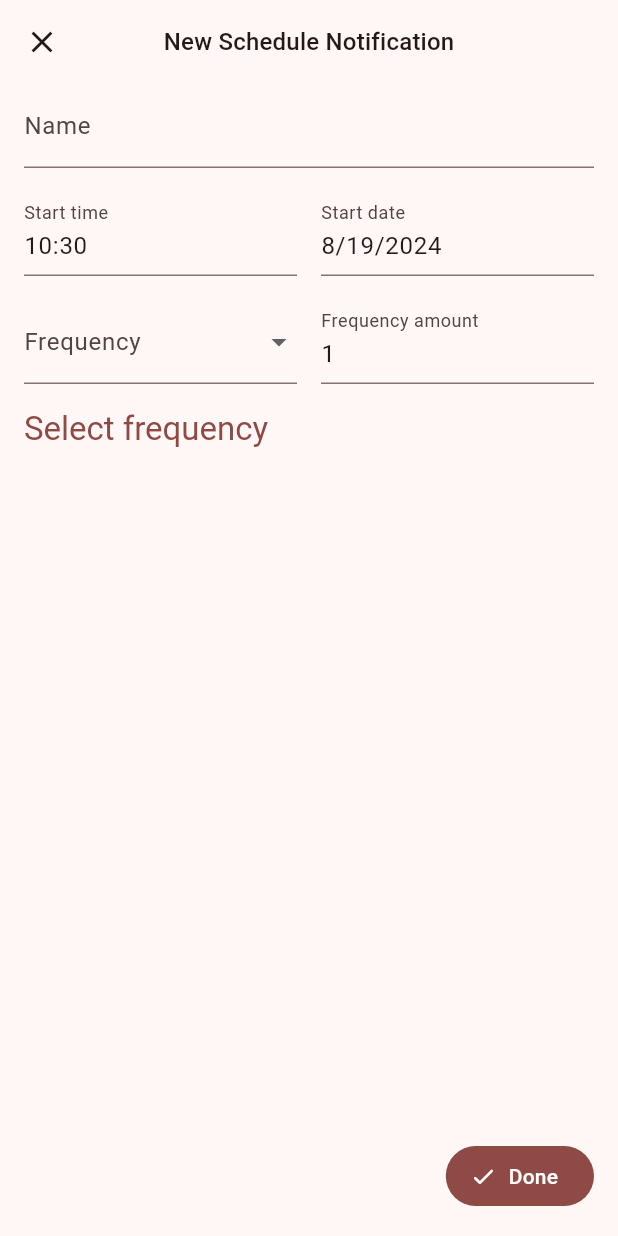
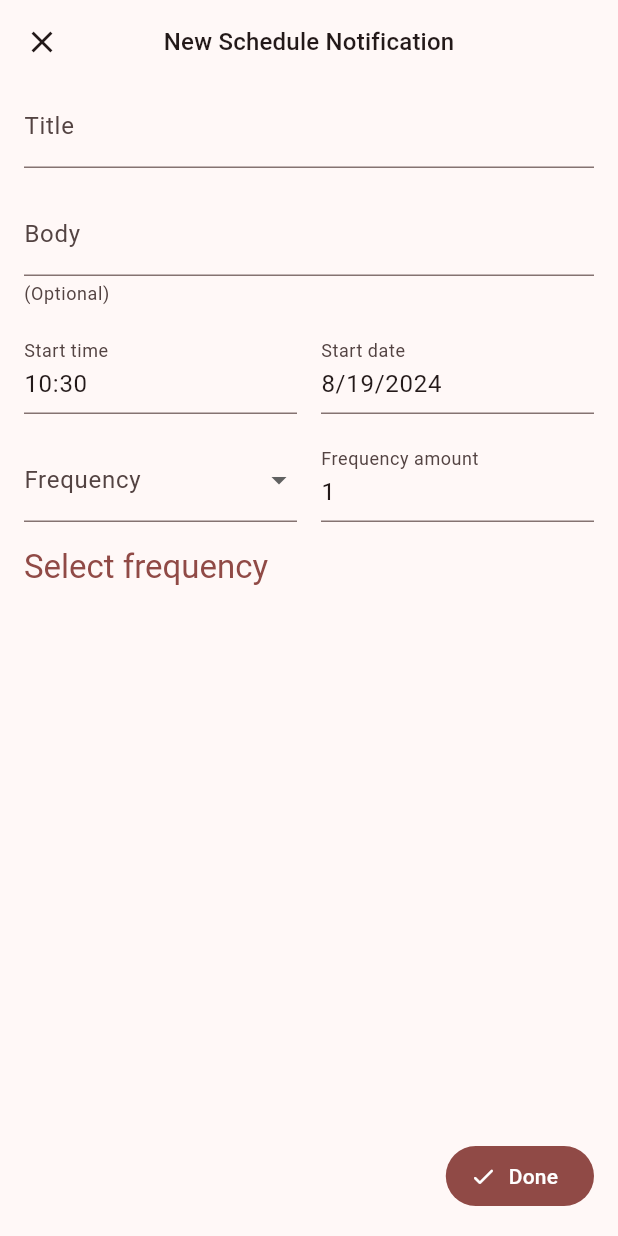
Before and after one commit to adlerbn/reminder-flutter, a Flutter app: the CreateScheduleNotificationPage screen opened directly, on a phone screen of 412 x 824 dp. Run offline on Flutter 3.47's test engine with Material 3 defaults, Android fonts, the phone set to English and light mode, and no system bars; our stand-ins replace awesome_notifications, flutter_bloc, freezed_annotation, get_it, injectable, logger and 2 more; accounts and stored records are empty.

Commit message:
Fixing notification logic for handling schedules - Added new logic that show each notification created next notification - Added body and title for notification entity

```diff
--- a/lib/core/db/database.dart
+++ b/lib/core/db/database.dart
@@ -17,7 +17,8 @@ Future<void> initializeDatabase() async {
         '''
         CREATE TABLE notifications(
         id INTEGER PRIMARY KEY,
-        name TEXT,
+        title TEXT,
+        body TEXT,
         startDate TEXT,
         frequencyType TEXT,
         frequencyAmount INTEGER
--- a/lib/models/notification_entity_model.dart
+++ b/lib/models/notification_entity_model.dart
@@ -8,7 +8,8 @@ part 'notification_entity_model.g.dart';
 sealed class NotificationEntityModel with _$NotificationEntityModel {
   factory NotificationEntityModel({
     int? id,
-    required String name,
+    required String title,
+    String? body,
     required DateTime startDate,
     required FrequencyType frequencyType,
     required int frequencyAmount,
@@ -16,4 +17,30 @@ sealed class NotificationEntityModel with _$NotificationEntityModel {
 
   factory NotificationEntityModel.fromJson(Map<String, dynamic> json) =>
       _$NotificationEntityModelFromJson(json);
+
+  factory NotificationEntityModel.fromMap(Map<String, String?> map) {
+    return NotificationEntityModel(
+      id: int.tryParse(map['id'] ?? ''),
+      title: map['title'] ?? '',
+      body: map['body'] ?? '',
+      startDate: DateTime.tryParse(map['startDate'] ?? '') ?? DateTime.now(),
+      frequencyType: FrequencyTypeMapper.mapFromString(map['frequencyType']),
+      frequencyAmount: int.tryParse(map['frequencyAmount'] ?? '') ?? 0,
+    );
+  }
 }
+
+extension NotificationEntityModelExtension on NotificationEntityModel {
+  Map<String, String?> toMap() {
+    return {
+      'id': '$id',
+      'title': title,
+      'body': body,
+      'startDate': startDate.toIso8601String(),
+      'frequencyType': frequencyType.name,
+      'frequencyAmount': frequencyAmount.toString(),
+    };
+  }
+
+  int get interval => frequencyAmount * frequencyType.toSeconds();
+}
--- a/lib/pages/home/presentation/home_page.dart
+++ b/lib/pages/home/presentation/home_page.dart
@@ -33,7 +33,7 @@ class HomePage extends StatelessWidget {
       onTap: () =>
           Navigator.of(context).pushNamed('/schedule-notification-page'),
       title: const Text("Schedule Notification"),
-      leading: const Icon(Icons.notifications),
+      leading: const Icon(Icons.access_time_filled),
       trailing: const Icon(Icons.chevron_right_rounded),
     );
   }
--- a/lib/pages/schedule_notification/bloc/create/create_notification_bloc.dart
+++ b/lib/pages/schedule_notification/bloc/create/create_notification_bloc.dart
@@ -23,18 +23,26 @@ class CreateScheduleNotificationBloc extends Bloc<
     this.service,
     this.manager,
   ) : super(CreateScheduleNotificationState.init()) {
-    on<ChangeName>(_changeNameEvent);
+    on<ChangeTitle>(_changeTitleEvent);
+    on<ChangeBody>(_changeBodyEvent);
     on<ChangeStartDate>(_changeStartDateEvent);
     on<ChangeFrequencyType>(_changeFrequencyTypeEvent);
     on<ChangeFrequencyAmount>(_changeFrequencyAmountEvent);
     on<SaveNotification>(_saveEvent);
   }
 
-  FutureOr _changeNameEvent(
-    ChangeName event,
+  FutureOr _changeTitleEvent(
+    ChangeTitle event,
     Emitter<CreateScheduleNotificationState> emit,
   ) async {
-    emit(state.copyWith(name: event.name));
+    emit(state.copyWith(title: event.title));
+  }
+
+  FutureOr _changeBodyEvent(
+    ChangeBody event,
+    Emitter<CreateScheduleNotificationState> emit,
+  ) async {
+    emit(state.copyWith(body: event.body));
   }
 
   FutureOr _changeStartDateEvent(
@@ -62,20 +70,24 @@ class CreateScheduleNotificationBloc extends Bloc<
     SaveNotification event,
     Emitter<CreateScheduleNotificationState> emit,
   ) async {
-    final interval = state.frequencyAmount * state.frequencyType.toSeconds();
     final notification = NotificationEntityModel(
-      name: state.name,
+      title: state.title,
+      body: state.body,
       startDate: state.startDate,
       frequencyType: state.frequencyType,
       frequencyAmount: state.frequencyAmount,
     );
 
     final id = await service.insert(notification);
+    final payload = notification.copyWith(id: id).toMap();
 
     await manager
         .showSchedule(
       id: id,
-      interval: interval,
+      title: state.title,
+      body: state.body,
+      date: state.startDate,
+      payload: payload,
     )
         .then(
       (_) {
--- a/lib/pages/schedule_notification/bloc/create/create_notification_event.dart
+++ b/lib/pages/schedule_notification/bloc/create/create_notification_event.dart
@@ -2,19 +2,23 @@ part of 'create_notification_bloc.dart';
 
 @freezed
 class CreateScheduleNotificationEvent with _$CreateScheduleNotificationEvent {
-  factory CreateScheduleNotificationEvent.changeName({
-    required String name,
-  }) = ChangeName;
+  factory CreateScheduleNotificationEvent.changeTitle({
+    required String title,
+  }) = ChangeTitle;
+
+  factory CreateScheduleNotificationEvent.changeBody({
+    required String body,
+  }) = ChangeBody;
 
   factory CreateScheduleNotificationEvent.changeStartDate({
     required DateTime startDate,
   }) = ChangeStartDate;
 
-  factory CreateScheduleNotificationEvent.changeType({
+  factory CreateScheduleNotificationEvent.changeFrequencyType({
     required FrequencyType frequencyType,
   }) = ChangeFrequencyType;
 
-  factory CreateScheduleNotificationEvent.changeAmount({
+  factory CreateScheduleNotificationEvent.changeFrequencyAmount({
     required int frequencyAmount,
   }) = ChangeFrequencyAmount;
 
--- a/lib/pages/schedule_notification/bloc/create/create_notification_state.dart
+++ b/lib/pages/schedule_notification/bloc/create/create_notification_state.dart
@@ -3,7 +3,8 @@ part of 'create_notification_bloc.dart';
 @freezed
 class CreateScheduleNotificationState with _$CreateScheduleNotificationState {
   factory CreateScheduleNotificationState({
-    @Default('') String name,
+    @Default('') String title,
+    @Default('') String body,
     required DateTime startDate,
     @Default(FrequencyType.none) FrequencyType frequencyType,
     @Default(1) int frequencyAmount,
--- a/lib/pages/schedule_notification/presentation/create_schedule_notification_page.dart
+++ b/lib/pages/schedule_notification/presentation/create_schedule_notification_page.dart
@@ -29,7 +29,9 @@ class CreateScheduleNotificationPage extends StatelessWidget {
             child: ListView(
               padding: const EdgeInsets.symmetric(horizontal: 16),
               children: [
-                _nameField(context),
+                _titleField(context),
+                const SizedBox(height: 16),
+                _bodyField(context),
                 const SizedBox(height: 16),
                 Row(
                   children: [
@@ -58,16 +60,16 @@ class CreateScheduleNotificationPage extends StatelessWidget {
     );
   }
 
-  Widget _nameField(BuildContext context) {
+  Widget _titleField(BuildContext context) {
     final bloc = context.read<CreateScheduleNotificationBloc>();
-    final initialValue = bloc.state.name;
+    final initialValue = bloc.state.title;
 
     return TextFormField(
-      initialValue: initialValue.toString(),
+      initialValue: initialValue,
       keyboardType: TextInputType.text,
-      decoration: const InputDecoration(labelText: "Name"),
+      decoration: const InputDecoration(labelText: "Title"),
       onChanged: (value) =>
-          bloc.add(CreateScheduleNotificationEvent.changeName(name: value)),
+          bloc.add(CreateScheduleNotificationEvent.changeTitle(title: value)),
       validator: (value) {
         if (value == null) return null;
 
@@ -77,6 +79,22 @@ class CreateScheduleNotificationPage extends StatelessWidget {
 
         return null;
       },
+    );
+  }
+
+  Widget _bodyField(BuildContext context) {
+    final bloc = context.read<CreateScheduleNotificationBloc>();
+    final initialValue = bloc.state.title;
+
+    return TextFormField(
+      initialValue: initialValue,
+      keyboardType: TextInputType.text,
+      decoration: const InputDecoration(
+        labelText: "Body",
+        helperText: "(Optional)",
+      ),
+      onChanged: (value) =>
+          bloc.add(CreateScheduleNotificationEvent.changeBody(body: value)),
     );
   }
 
@@ -95,7 +113,10 @@ class CreateScheduleNotificationPage extends StatelessWidget {
         onTap: () async {
           final time = await showTimePicker(
             context: context,
-            initialTime: TimeOfDay.now(),
+            initialTime: TimeOfDay(
+              hour: startDate.hour,
+              minute: startDate.minute,
+            ),
           );
 
           bloc.add(CreateScheduleNotificationEvent.changeStartDate(
@@ -150,15 +171,15 @@ class CreateScheduleNotificationPage extends StatelessWidget {
             ))
         .toList();
     final value = bloc.state.frequencyType;
-    final isNotSelected = value == FrequencyType.none;
+    final isSelected = value != FrequencyType.none;
 
     return Expanded(
       child: DropdownButtonFormField(
-        value: value != FrequencyType.none ? value : null,
+        value: isSelected ? value : null,
         decoration: const InputDecoration(labelText: "Frequency"),
         items: items,
         onChanged: (value) => bloc.add(
-            CreateScheduleNotificationEvent.changeType(
+            CreateScheduleNotificationEvent.changeFrequencyType(
                 frequencyType: value ?? FrequencyType.none)),
         validator: (value) {
           if (value == null) return null;
@@ -183,7 +204,7 @@ class CreateScheduleNotificationPage extends StatelessWidget {
         inputFormatters: [FilteringTextInputFormatter.digitsOnly],
         decoration: const InputDecoration(labelText: "Frequency amount"),
         onChanged: (value) => bloc.add(
-            CreateScheduleNotificationEvent.changeAmount(
+            CreateScheduleNotificationEvent.changeFrequencyAmount(
                 frequencyAmount: int.tryParse(value) ?? 1)),
         keyboardType: TextInputType.number,
       ),
```
Also changed, not shown: lib/core/services/notification_controller.dart (+23 -4 lines), lib/core/services/notification_manager.dart (+18 -20 lines), lib/models/frequency_type.dart (+24 -5 lines), lib/pages/schedule_notification/widgets/schedule_notification_item.dart (+24 -6 lines), lib/models/notification_entity_model.freezed.dart, lib/models/notification_entity_model.g.dart, lib/pages/schedule_notification/bloc/create/create_notification_bloc.freezed.dart.
